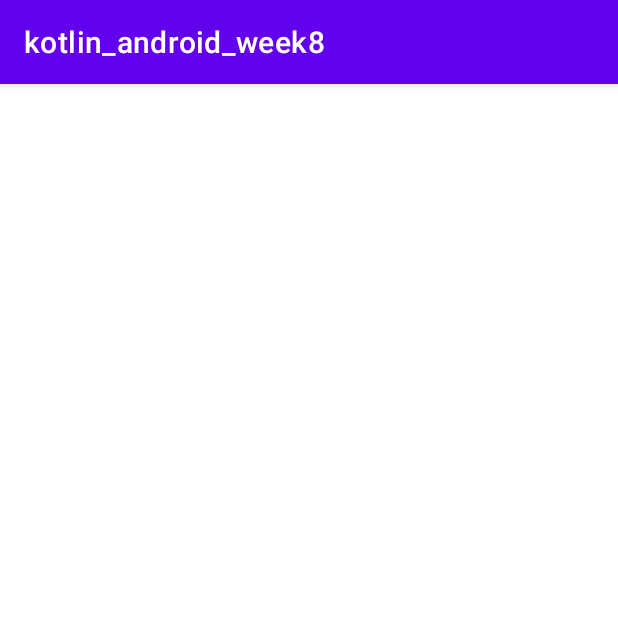
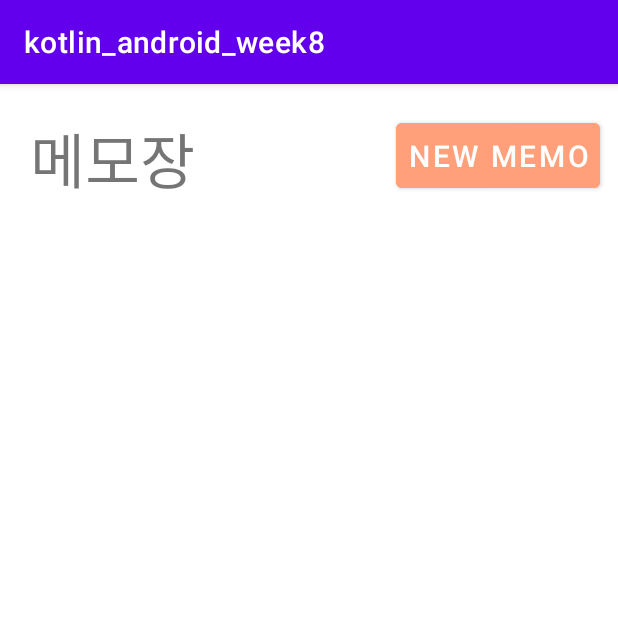
Before and after one commit to UMC-3nd-Android/kotlin_android_week8, an Android app: the screen it shows after launch (MainActivity), on a phone screen of 412 x 824 dp, the top half of it. Run offline under Robolectric (Android 15) with nearby library versions, the phone set to English and light mode, and no system bars.

Commit message:
[FEAT] gradle:kapt, activity_main, activity_add_memo

```diff
--- a/app/src/main/java/com/example/kotlin_android_week8/MainActivity.kt
+++ b/app/src/main/java/com/example/kotlin_android_week8/MainActivity.kt
@@ -4,13 +4,13 @@ import androidx.appcompat.app.AppCompatActivity
 import android.os.Bundle
 
 /**
- * feature/1-main-activity
- * Create BottomNavigation
  *
  */
+
 class MainActivity : AppCompatActivity() {
     override fun onCreate(savedInstanceState: Bundle?) {
         super.onCreate(savedInstanceState)
         setContentView(R.layout.activity_main)
     }
+
 }
--- a/app/src/main/res/layout/activity_main.xml
+++ b/app/src/main/res/layout/activity_main.xml
@@ -5,4 +5,46 @@
     android:layout_width="match_parent"
     android:layout_height="match_parent"
     app:layoutDescription="@xml/activity_main_scene"
-    tools:context=".MainActivity" />
+    tools:context=".MainActivity">
+
+    <TextView
+    android:id="@+id/memo_title"
+    android:layout_width="wrap_content"
+    android:layout_height="wrap_content"
+    android:textSize="40sp"
+    android:text="메모장"
+    app:layout_constraintTop_toTopOf="parent"
+    app:layout_constraintStart_toStartOf="parent"
+    android:layout_margin="20dp"/>
+
+    <Button
+    android:id="@+id/btn_new_memo"
+    android:layout_width="wrap_content"
+    android:layout_height="wrap_content"
+    android:text="New Memo"
+    android:textSize="20sp"
+    android:backgroundTint="@color/light_salmon"
+    android:padding="8dp"
+    android:layout_marginEnd="12dp"
+    app:layout_constraintEnd_toEndOf="parent"
+    app:layout_constraintTop_toTopOf="@+id/memo_title" />
+
+    <androidx.constraintlayout.widget.ConstraintLayout
+        android:id="@+id/layout_memo_list"
+        android:layout_width="380dp"
+        android:layout_height="610dp"
+        app:layout_constraintTop_toBottomOf="@+id/memo_title"
+        app:layout_constraintBottom_toBottomOf="parent"
+        app:layout_constraintStart_toStartOf="parent"
+        app:layout_constraintEnd_toEndOf="parent">
+
+        <androidx.recyclerview.widget.RecyclerView
+            android:id="@+id/rv_memo_box"
+            android:layout_width="match_parent"
+            android:layout_height="match_parent"
+            app:layout_constraintBottom_toBottomOf="parent"
+            app:layout_constraintTop_toTopOf="parent"/>
+
+    </androidx.constraintlayout.widget.ConstraintLayout>
+
+</androidx.constraintlayout.motion.widget.MotionLayout>
--- a/app/src/main/res/values/arr_strings.xml
+++ b/app/src/main/res/values/arr_strings.xml
@@ -1,5 +1,4 @@
 <resources>
     <string name="app_name">kotlin_android_week8</string>
-    <!-- TODO: Remove or change this placeholder text -->
     <string name="hello_blank_fragment">Hello blank fragment</string>
 </resources>
--- a/app/src/main/res/values/colors.xml
+++ b/app/src/main/res/values/colors.xml
@@ -7,4 +7,5 @@
     <color name="teal_700">#FF018786</color>
     <color name="black">#FF000000</color>
     <color name="white">#FFFFFFFF</color>
+    <color name="light_salmon">#FFA07A</color>
 </resources>
```
Also changed, not shown: app/build.gradle (+9 -0 lines), app/src/main/AndroidManifest.xml (+7 -0 lines), app/src/main/java/com/example/kotlin_android_week8/AddMemoActivity.kt (added, +19 -0 lines), app/src/main/res/layout/activity_add_memo.xml (added, +49 -0 lines).
